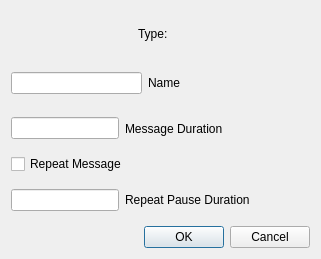
Before: the Qt Designer form mqt/MqtLogger/txvmrigbuttondialog.ui in Rsclub22/Minos2-Mirror, drawn with Qt 5.
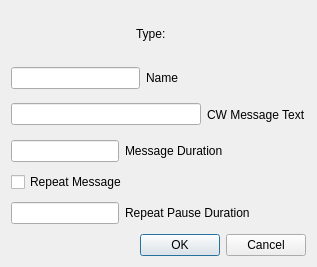
After: the same form once the commit is applied.

Commit message: add CW message keyer, supported by IC7300 and IC9700 - maybe other new Icoms

```diff
--- a/mqt/MqtLogger/txvmrigbuttondialog.ui
+++ b/mqt/MqtLogger/txvmrigbuttondialog.ui
@@ -6,8 +6,8 @@
    <rect>
     <x>0</x>
     <y>0</y>
-    <width>321</width>
-    <height>259</height>
+    <width>317</width>
+    <height>267</height>
    </rect>
   </property>
   <property name="windowTitle">
@@ -85,6 +85,20 @@
      </item>
     </layout>
    </item>
+   <item>
+    <layout class="QHBoxLayout" name="horizontalLayout_5">
+     <item>
+      <widget class="QLineEdit" name="txCwMessageLineEdit"/>
+     </item>
+     <item>
+      <widget class="QLabel" name="cwMessageTextLabel">
+       <property name="text">
+        <string>CW Message Text</string>
+       </property>
+      </widget>
+     </item>
+    </layout>
+   </item>
    <item>
     <layout class="QHBoxLayout" name="horizontalLayout_2">
      <item>
```
The commit also changes 25 other files.
